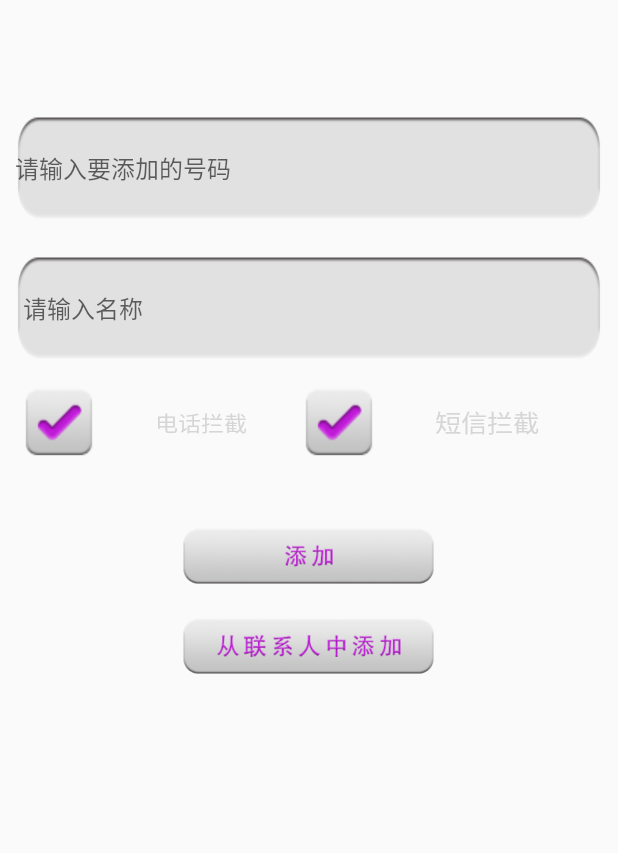
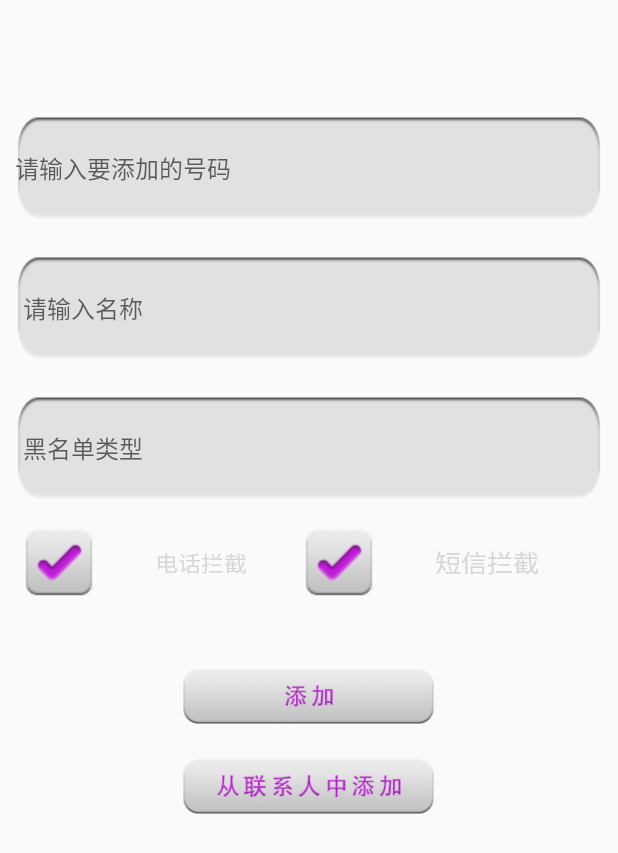
Before and after one commit to baldrsky/MobileGuard, an Android app: the layout activity_add_black_number.xml on its own in the app's theme, with its tools: preview values and no code run, on a phone screen of 412 x 824 dp. Shown: the top 853 px of the screen. Run offline under Robolectric (Android 15) with nearby library versions, the phone set to English and light mode, and no system bars.

Commit message:
更新黑名单类型

```diff
--- a/app/src/main/java/cn/edu/gdmec/android/mobileguard/m3communicationguard/AddBlackNumberActivity.java
+++ b/app/src/main/java/cn/edu/gdmec/android/mobileguard/m3communicationguard/AddBlackNumberActivity.java
@@ -26,6 +26,7 @@
     private CheckBox mTelCB;
     private EditText mNumET;
     private EditText mNameET;
+    private EditText mTypeET;
     private BlackNumberDao dao;
 
     @Override
@@ -49,6 +50,7 @@
         mTelCB = (CheckBox)findViewById(R.id.cb_blacknumber_tel);
         mNumET = (EditText)findViewById(R.id.et_blacknumber);
         mNameET = (EditText)findViewById(R.id.et_blackname);
+        mTypeET = (EditText)findViewById(R.id.et_blacktype);
         findViewById(R.id.add_blacknum_btn).setOnClickListener(this);
         findViewById(R.id.add_fromcontact_btn).setOnClickListener(this);
     }
@@ -59,8 +61,10 @@
         if (data != null){
             String phone = data.getStringExtra("phone");
             String name = data.getStringExtra("name");
+            String type = data.getStringExtra("type");
             mNameET.setText(name);
             mNumET.setText(phone);
+            mTypeET.setText(type);
         }
     }
 
@@ -74,6 +78,7 @@
             case R.id.add_blacknum_btn:
                 String number = mNumET.getText().toString().trim();
                 String name = mNameET.getText().toString().trim();
+                String type = mTypeET.getText().toString().trim();
                 if (TextUtils.isEmpty(number) || TextUtils.isEmpty(name)){
                     Toast.makeText(this,"电话号码和手机号不能为空！",0).show();
                     return;
@@ -81,6 +86,7 @@
                     BlackContactInfo blackContactInfo = new BlackContactInfo();
                     blackContactInfo.phoneNumber = number;
                     blackContactInfo.contactName = name;
+                    blackContactInfo.type = type;
                     if (mSmsCB.isChecked() & mTelCB.isChecked()){
                         blackContactInfo.mode = 3;
                     }else if (mSmsCB.isChecked() & !mTelCB.isChecked()){
--- a/app/src/main/java/cn/edu/gdmec/android/mobileguard/m3communicationguard/adapter/BlackContactAdapter.java
+++ b/app/src/main/java/cn/edu/gdmec/android/mobileguard/m3communicationguard/adapter/BlackContactAdapter.java
@@ -60,11 +60,13 @@
             holder.mContactImgv = view.findViewById(R.id.view_black_icon);
             holder.mDeleteView =view.findViewById(R.id.view_black_delete);
             view.setTag(holder);
+            holder.mTypeTV = (TextView)view.findViewById(R.id.tv_balck_type);
         }else {
             holder = (ViewHolder)view.getTag();
         }
         holder.mNameTV.setText(contactInfos.get(i).contactName + "("
                 + contactInfos.get(i).phoneNumber + ")");
+        holder.mTypeTV.setText(contactInfos.get(i).type);
         holder.mModeTV.setText(contactInfos.get(i).getModeString(contactInfos.get(i).mode));
         holder.mNameTV.setTextColor(context.getResources().getColor(R.color.bright_purple));
         holder.mModeTV.setTextColor(context.getResources().getColor(R.color.bright_purple));
@@ -91,6 +93,7 @@
         TextView mModeTV;
         View mContactImgv;
         View mDeleteView;
+        TextView mTypeTV;
     }
     public interface BlackConactCallBack{
         void DataSizeChanged();
--- a/app/src/main/java/cn/edu/gdmec/android/mobileguard/m3communicationguard/db/BlackNumberOpenHelper.java
+++ b/app/src/main/java/cn/edu/gdmec/android/mobileguard/m3communicationguard/db/BlackNumberOpenHelper.java
@@ -23,7 +23,8 @@
                 " (id integer primary key autoincrement, "+
                 " number varchar(20), "+
                 " name varchar(255), "+
-                " mode integer) ");
+                " mode integer, "+
+                " type varchar(20)) ");
     }
 
     @Override
--- a/app/src/main/java/cn/edu/gdmec/android/mobileguard/m3communicationguard/db/dao/BlackNumberDao.java
+++ b/app/src/main/java/cn/edu/gdmec/android/mobileguard/m3communicationguard/db/dao/BlackNumberDao.java
@@ -35,6 +35,7 @@
         values.put("number",blackContactInfo.phoneNumber);
         values.put("name",blackContactInfo.contactName);
         values.put("mode",blackContactInfo.mode);
+        values.put("type",blackContactInfo.type);
         long rowid = db.insert("blacknumber",null,values);
         if (rowid == -1){
             return false;
@@ -56,7 +57,7 @@
     public List<BlackContactInfo> getPageBlackNumber(int pagenumber,
                                                      int pagesize){
         SQLiteDatabase db = blackNumberOpenHelper.getReadableDatabase();
-        Cursor cursor = db.rawQuery("select number,mode,name from blacknumber limit ? offset ?",
+        Cursor cursor = db.rawQuery("select number,mode,name,type from blacknumber limit ? offset ?",
                 new String[]{String.valueOf(pagesize),
                         String.valueOf(pagesize * pagenumber)});
         List<BlackContactInfo> mBlackContactInfos = new ArrayList<BlackContactInfo>();
@@ -65,6 +66,7 @@
             info.phoneNumber = cursor.getString(0);
             info.mode = cursor.getInt(1);
             info.contactName = cursor.getString(2);
+            info.type = cursor.getString(3);
             mBlackContactInfos.add(info);
         }
         cursor.close();
--- a/app/src/main/java/cn/edu/gdmec/android/mobileguard/m3communicationguard/entity/BlackContactInfo.java
+++ b/app/src/main/java/cn/edu/gdmec/android/mobileguard/m3communicationguard/entity/BlackContactInfo.java
@@ -8,6 +8,7 @@
     public String phoneNumber;
     public String contactName;
     public int mode;
+    public String type;
     public String getModeString(int mode){
         switch (mode){
             case 1:
@@ -19,4 +20,6 @@
         }
         return  "";
     }
+
+
 }
--- a/app/src/main/res/layout/activity_add_black_number.xml
+++ b/app/src/main/res/layout/activity_add_black_number.xml
@@ -28,6 +28,19 @@
         android:layout_marginTop="20dp"
         android:background="@drawable/coner_white_rec"
         android:hint="请输入名称"
+        android:paddingLeft="5dp"
+        android:textColor="@color/bright_purple"
+        android:textSize="16sp"/>
+
+    <EditText
+        android:layout_width="match_parent"
+        android:layout_height="wrap_content"
+        android:id="@+id/et_blacktype"
+        android:layout_marginLeft="10dp"
+        android:layout_marginRight="10dp"
+        android:layout_marginTop="20dp"
+        android:background="@drawable/coner_white_rec"
+        android:hint="黑名单类型"
         android:paddingLeft="5dp"
         android:textColor="@color/bright_purple"
         android:textSize="16sp"/>
```
Also changed, not shown: app/src/main/res/layout/item_list_blackcontact.xml (+7 -0 lines).
